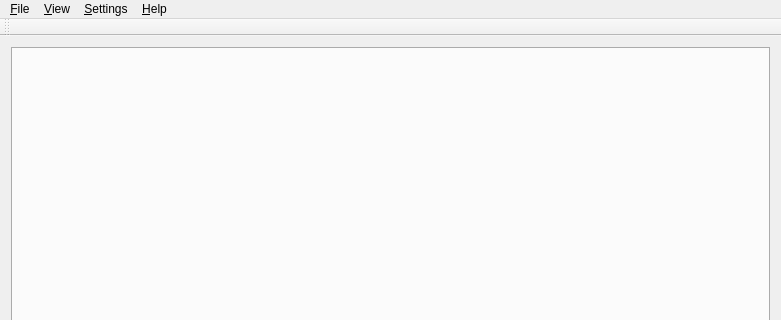
First picture: the form in PartzDB/src/quimain.ui, repository veeman/PartzDB, before the edit; both pictures show x 0 to 781 and y 0 to 320 of the 781 by 517 pixel window.
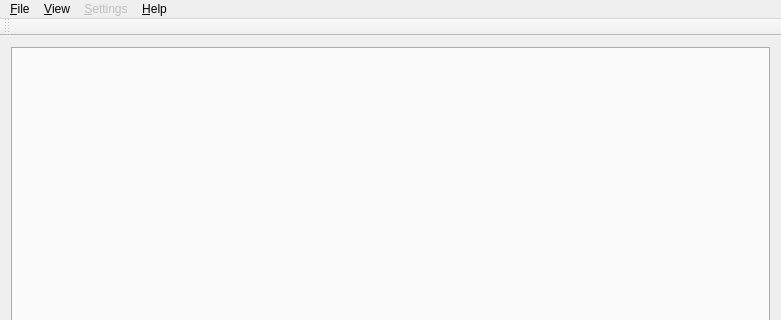
Second picture: the form after the edit.

Patch:
```diff
--- a/PartzDB/src/quimain.ui
+++ b/PartzDB/src/quimain.ui
@@ -67,6 +67,9 @@
     <addaction name="actionLogWindow"/>
    </widget>
    <widget class="QMenu" name="menuSettings">
+    <property name="enabled">
+     <bool>false</bool>
+    </property>
     <property name="title">
      <string>&amp;Settings</string>
     </property>
```
Left out of the diff: 3 changed lines with no effect on the pictures.
